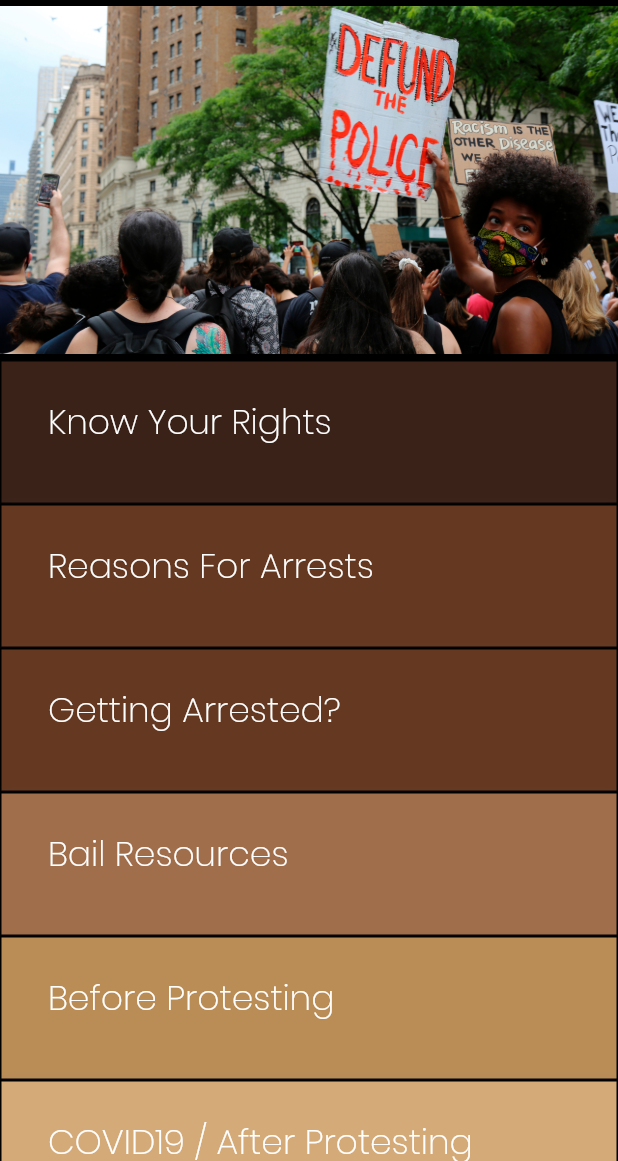
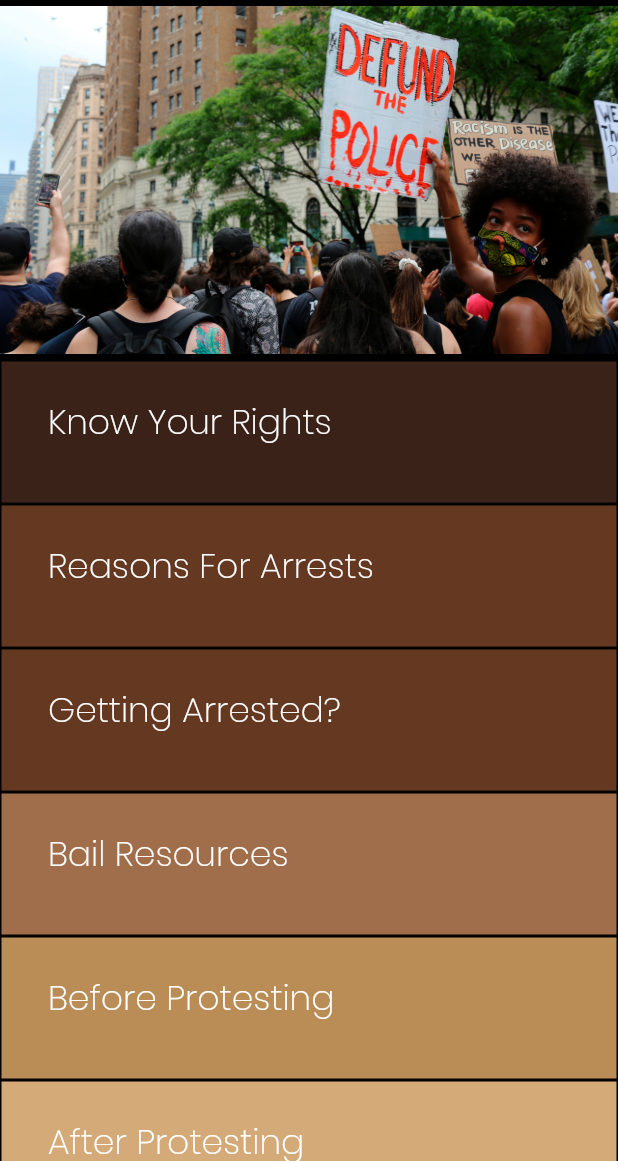
Before and after one commit to mrvivacious/Pocketbook4Protesters, a Flutter app: the screen it shows after launch, on a phone screen of 412 x 824 dp, the part 75-1236 px from its top. Run offline on Flutter 3.47's test engine with Material 2 defaults, Android fonts, the phone set to English and light mode, and no system bars.

Commit message:
Added After Protesting info

```diff
--- a/lib/Data.dart
+++ b/lib/Data.dart
@@ -83,18 +83,18 @@ List<Planet> planets = [
   ),
   const Planet(
       id: "6",
-      name: "COVID19 / After Protesting",
-      description: "o When you get home after protesting, "
+      name: "After Protesting",
+      description: "• When you get home after protesting, "
           "take a shower to get rid of any potential germs. "
-              "If you were exposed to tear gas, do not shower "
-              "with hot water. Hot water will open up your pores "
+              "If you were EXPOSED to TEAR GAS, DO NOT SHOWER WITH HOT WATER. "
+              "Hot water will open up your pores "
               "and the chemicals from the tear gas will seep further "
-              "into your skin. This can end in severe skin irritation. "
-              "Do not take a bath if exposed to tear gas, as you will "
-              "only soak in all the chemicals you were exposed to earlier.\n\n"
-              "Take off your clothing and wash it using cold water.\n\n"
-              "Disinfect any of your personal items which might have been exposed to germs at the protest.\n\n"
-              "Take care of your well-being. Protests and be physically and mentally demanding. Make sure to drink water, eat properly, and give yourself a breather to relax.",
+              "into your skin. This can end in severe skin irritation\n\n"
+              "• Do not take a bath either, if exposed to tear gas, as you will "
+              "only soak in all the chemicals you were exposed to earlier\n\n"
+              "• Take off your clothing and wash it using cold water\n\n"
+              "• Disinfect any of your personal items which might have been exposed to germs at the protest\n\n"
+              "• Take care of your well-being. Protests and be physically and mentally demanding. Make sure to drink water, eat properly, and give yourself a breather to relax",
       image: "Assets/Images/cool.jpg",
       picture: "http://freenaturestock.s3.amazonaws.com/1096.jpg",
       color: Color(0xFFd4aa78),
```
